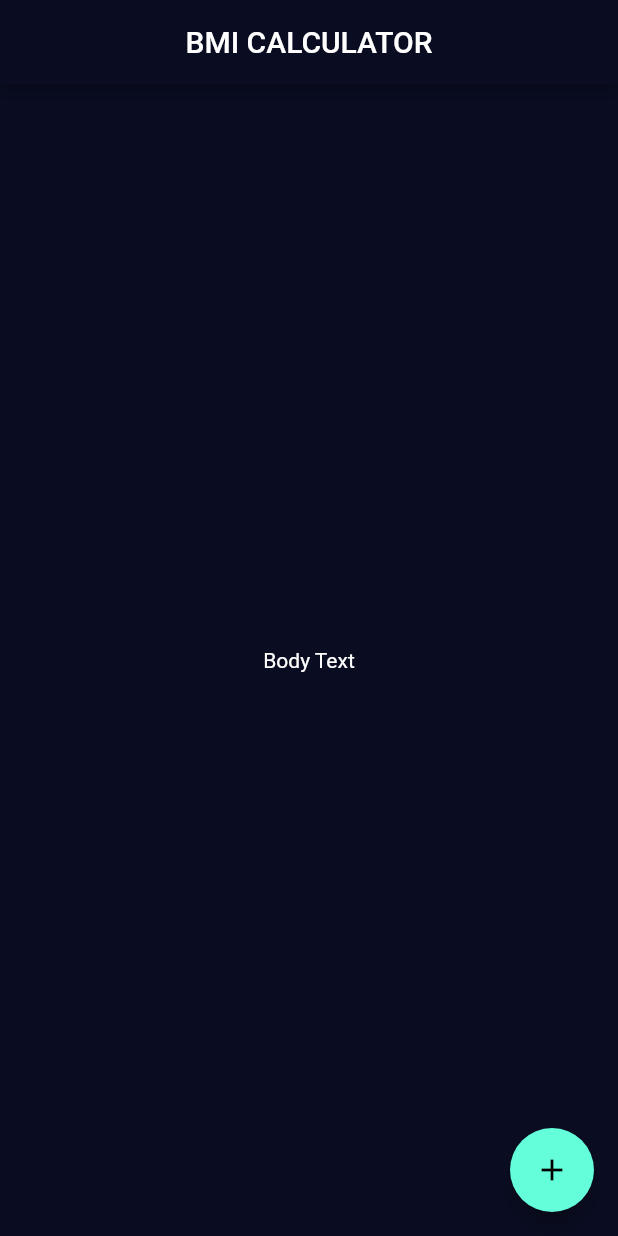
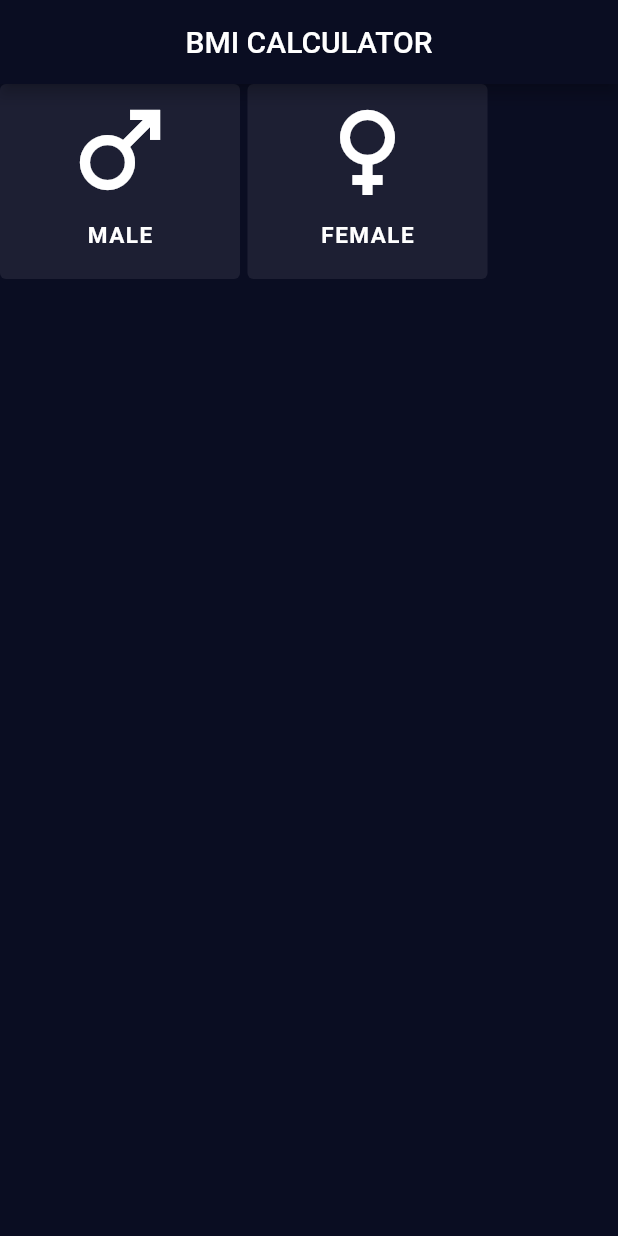
Before and after one commit to zeeshi2k1/bmi_calculator, a Flutter app: the screen it shows after launch, on a phone screen of 412 x 824 dp. Run offline on Flutter 3.47's test engine with Material 2 defaults, Android fonts, the phone set to English and light mode, and no system bars.

Commit message:
Initial Commit

```diff
--- a/lib/input_page.dart
+++ b/lib/input_page.dart
@@ -14,12 +14,68 @@ class _InputPageState extends State<InputPage> {
           child: Text('BMI CALCULATOR'),
         ),
       ),
-      body: Center(
-        child: Text('Body Text'),
-      ),
-      floatingActionButton: FloatingActionButton(
-        onPressed: () {},
-        child: Icon(Icons.add),
+      body: Row(
+        children: <Widget>[
+          Container(
+            height: 130,
+            width: 160,
+            decoration: BoxDecoration(
+              color: Color(0xFF1D1F33),
+              borderRadius: BorderRadius.circular(4),
+            ),
+            child: Padding(
+              padding: const EdgeInsets.all(4),
+              child: Column(
+                children: <Widget>[
+                  Icon(
+                    Icons.male,
+                  ),
+                  SizedBox(
+                    height: 8,
+                  ),
+                  Text("MALE",
+                  style: TextStyle(
+                    letterSpacing: 1,
+                    fontWeight: FontWeight.bold,
+                    fontSize: 15
+                  ),
+                  ),
+                ],
+              ),
+            ),
+          ),
+          SizedBox(
+            width: 5,
+          ),
+          Container(
+            height: 130,
+            width: 160,
+            decoration: BoxDecoration(
+              color: Color(0xFF1D1F33),
+              borderRadius: BorderRadius.circular(4),
+            ),
+            child: Padding(
+              padding: const EdgeInsets.all(4),
+              child: Column(
+                children: <Widget>[
+                  Icon(
+                    Icons.female,
+                  ),
+                  SizedBox(
+                    height: 8,
+                  ),
+                  Text("FEMALE",
+                    style: TextStyle(
+                        letterSpacing: 1,
+                        fontWeight: FontWeight.bold,
+                        fontSize: 15
+                    ),
+                  ),
+                ],
+              ),
+            ),
+          ),
+        ],
       ),
     );
   }
--- a/lib/main.dart
+++ b/lib/main.dart
@@ -12,6 +12,10 @@ class BMICalculator extends StatelessWidget {
           color: Color(0xFF0A0D22),
         ),
         scaffoldBackgroundColor: Color(0xFF0A0D22),
+        iconTheme: IconThemeData(
+          color: Colors.white,
+          size: 80,
+        ),
       ),
       home: InputPage(),
     );
```
